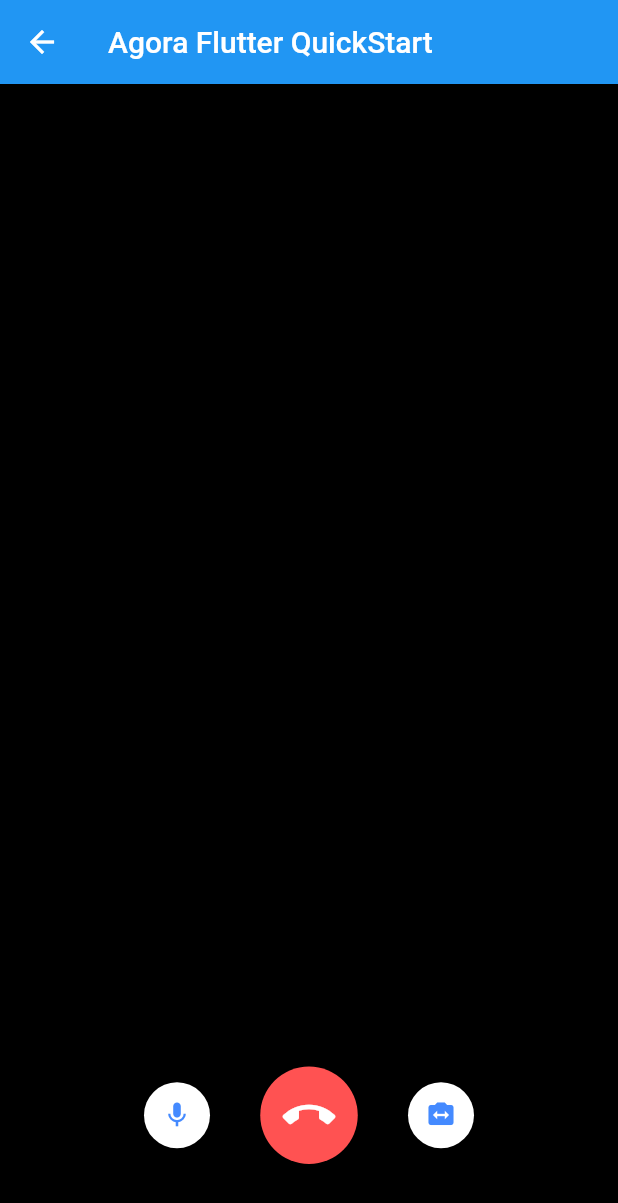
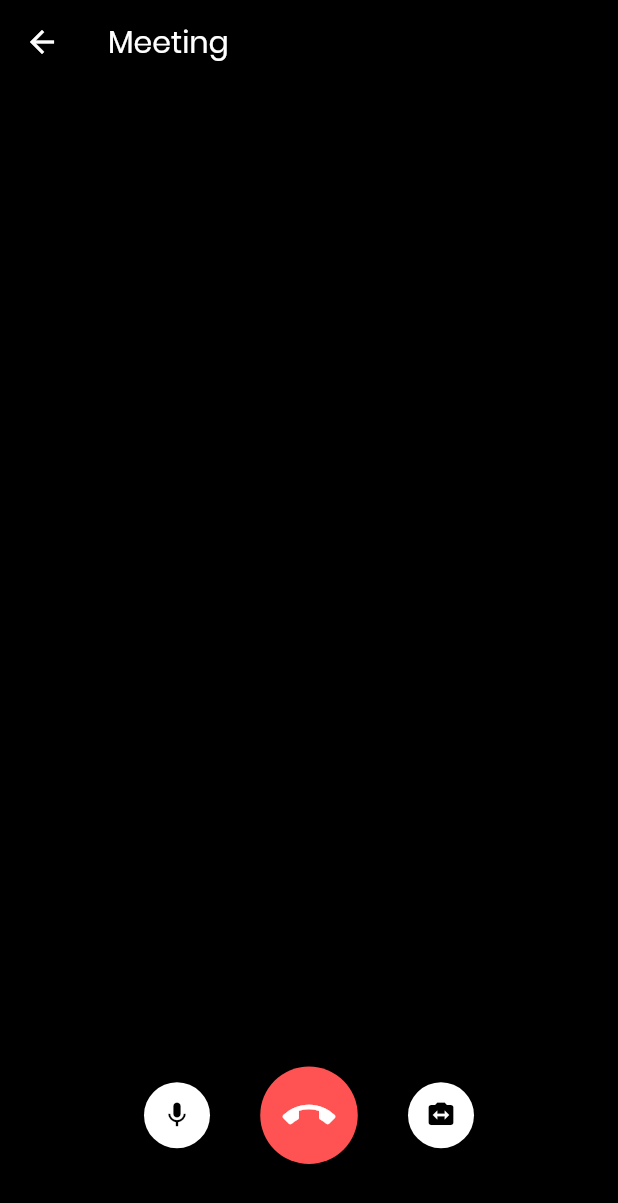
Before and after one commit to ameysunu/studyroom, a Flutter app: the CallPage screen opened directly, on a phone screen of 412 x 824 dp. Shown: the top 1203 px of the screen. Run offline on Flutter 3.47's test engine with Material 2 defaults, Android fonts, the light colour scheme and no system bars; our stand-ins replace permission_handler; missing offline and left inert: agora_rtc_engine.

Commit message:
agora modified

```diff
--- a/lib/agora/src/pages/call.dart
+++ b/lib/agora/src/pages/call.dart
@@ -201,12 +201,12 @@ class _CallPageState extends State<CallPage> {
             onPressed: _onToggleMute,
             child: Icon(
               muted ? Icons.mic_off : Icons.mic,
-              color: muted ? Colors.white : Colors.blueAccent,
+              color: muted ? Colors.white : Colors.black,
               size: 20.0,
             ),
             shape: CircleBorder(),
             elevation: 2.0,
-            fillColor: muted ? Colors.blueAccent : Colors.white,
+            fillColor: muted ? Colors.black : Colors.white,
             padding: const EdgeInsets.all(12.0),
           ),
           RawMaterialButton(
@@ -225,7 +225,7 @@ class _CallPageState extends State<CallPage> {
             onPressed: _onSwitchCamera,
             child: Icon(
               Icons.switch_camera,
-              color: Colors.blueAccent,
+              color: Colors.black,
               size: 20.0,
             ),
             shape: CircleBorder(),
@@ -307,7 +307,11 @@ class _CallPageState extends State<CallPage> {
   Widget build(BuildContext context) {
     return Scaffold(
       appBar: AppBar(
-        title: Text('Agora Flutter QuickStart'),
+        backgroundColor: Colors.black,
+        title: Text(
+          'Meeting',
+          style: TextStyle(color: Colors.white, fontFamily: 'Poppins'),
+        ),
       ),
       backgroundColor: Colors.black,
       body: Center(
--- a/lib/agora/src/pages/index.dart
+++ b/lib/agora/src/pages/index.dart
@@ -60,9 +60,8 @@ class IndexState extends State<IndexPage> {
                       hintStyle:
                           TextStyle(color: Colors.white, fontFamily: 'Poppins'),
                       errorStyle:
-                          TextStyle(color: Colors.white, fontFamily: 'Poppins'),
-                      errorText:
-                          _validateError ? 'Channel name is mandatory' : null,
+                          TextStyle(color: Colors.red, fontFamily: 'Poppins'),
+                      errorText: _validateError ? 'ID is mandatory' : null,
                       border: UnderlineInputBorder(
                         borderSide: BorderSide(width: 1),
                       ),
```
